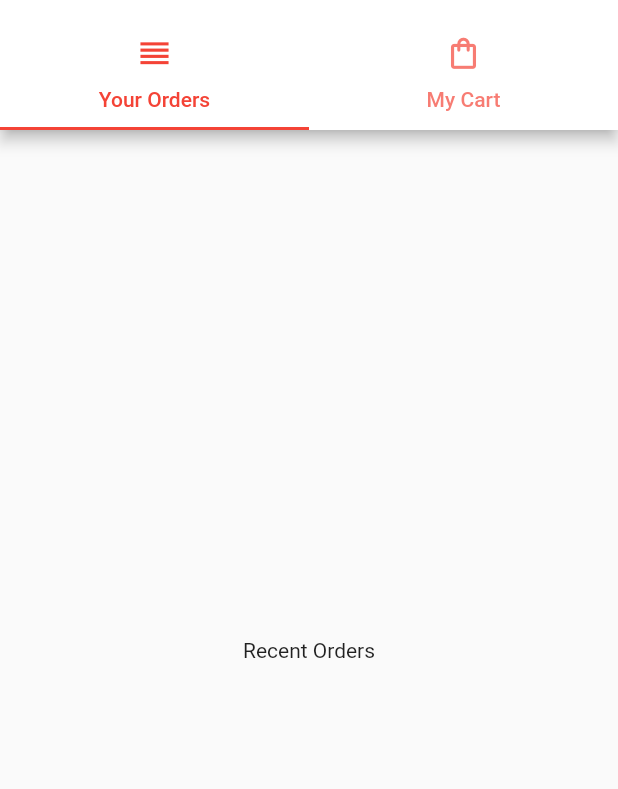
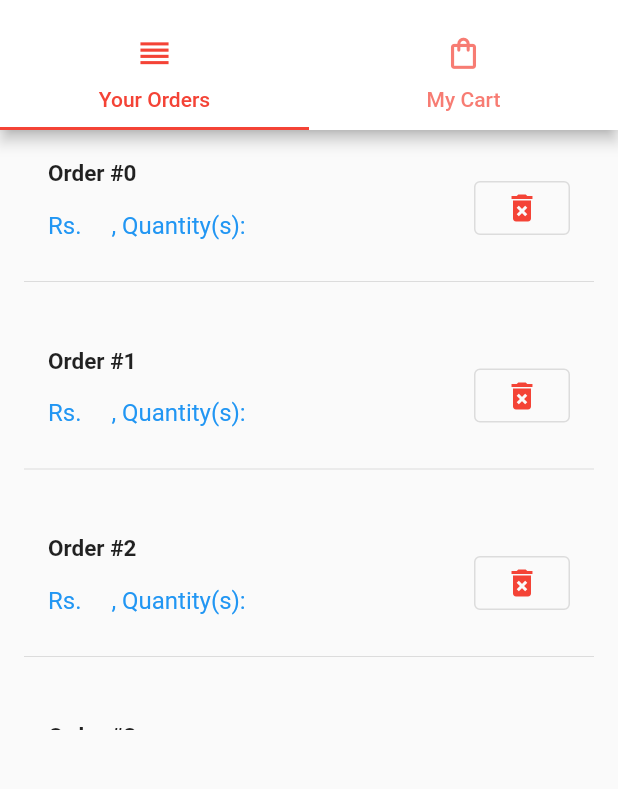
Before and after one commit to atyourdoorstep/at_your_doorstep-Ya_Ibrahim, a Flutter app: the CartMainPage screen opened directly, on a phone screen of 412 x 824 dp, the part 65-854 px from its top. Run offline on Flutter 3.47's test engine with Material 2 defaults, Android fonts, the phone set to English and light mode, and no system bars; our stand-ins replace dio, flutter_easyloading, font_awesome_flutter, image_picker, location, shared_preferences; missing offline and left inert: blobs; accounts and stored records are empty; network calls fail.

Commit message:
Working on OrdersList orderListPage.dart

```diff
--- a/lib/Screens/cartPage.dart
+++ b/lib/Screens/cartPage.dart
@@ -3,6 +3,7 @@ import 'package:at_your_doorstep/Help_Classes/Constants.dart';
 import 'package:at_your_doorstep/Help_Classes/api.dart';
 import 'package:at_your_doorstep/Help_Classes/buttonClass.dart';
 import 'package:at_your_doorstep/Help_Classes/specialSpinner.dart';
+import 'package:at_your_doorstep/Screens/orderListPage.dart';
 import 'package:flutter/cupertino.dart';
 import 'package:flutter/material.dart';
 import 'package:flutter_easyloading/flutter_easyloading.dart';
@@ -47,7 +48,7 @@ class _CartMainPageState extends State<CartMainPage> {
         ),
         body: TabBarView(
           children: [
-            Center(child: Text("Recent Orders")),
+            OrderInQueue(),
             AddCartPage(),
           ],
         ),
--- /dev/null
+++ b/lib/Screens/orderListPage.dart
@@ -0,0 +1,122 @@
+import 'dart:convert';
+import 'package:at_your_doorstep/Help_Classes/Constants.dart';
+import 'package:at_your_doorstep/Help_Classes/api.dart';
+import 'package:at_your_doorstep/Help_Classes/buttonClass.dart';
+import 'package:at_your_doorstep/Help_Classes/specialSpinner.dart';
+import 'package:flutter/cupertino.dart';
+import 'package:flutter/material.dart';
+import 'package:flutter_easyloading/flutter_easyloading.dart';
+
+class OrderInQueue extends StatefulWidget {
+  const OrderInQueue({Key? key}) : super(key: key);
+
+  @override
+  _OrderInQueueState createState() => _OrderInQueueState();
+}
+
+class _OrderInQueueState extends State<OrderInQueue> {
+
+  late bool executed;
+  late var orderItems;
+
+  @override
+  void initState() {
+    executed = false;
+    getOrderedItems();
+    super.initState();
+  }
+
+
+  @override
+  Widget build(BuildContext context) {
+    return Scaffold(
+      body: SingleChildScrollView(
+        child: Container(
+          child: Column(
+            children: <Widget>[
+              SizedBox(
+                height: 400,
+                child: ListView.builder(
+                  itemCount: 8,
+                  itemBuilder:(context , index){
+                    return GestureDetector(
+                      onTap: (){
+                        //showMsg(context, "Rs. ${cartItems[index]['item']['price']} , Quantity(s): ${cartItems[index]['quantity']}");
+                      },
+                      child: Center(
+                        child: Padding(
+                          padding: const EdgeInsets.all(8.0),
+                          child: Column(
+                            children: [
+                              ListTile(
+                                title: Column(
+                                  crossAxisAlignment: CrossAxisAlignment.start,
+                                  children: [
+                                    Padding(
+                                      padding: const EdgeInsets.all(8.0),
+                                      child: Text("Order #${index}",
+                                        overflow: TextOverflow.ellipsis,
+                                        maxLines: 2,
+                                        style: TextStyle(
+                                            color: Colors.black87, fontSize: 15.0, fontWeight: FontWeight.w700),),
+                                    ),
+                                    Row(
+                                      children: [
+                                        Padding(
+                                          padding: const EdgeInsets.all(8.0),
+                                          child: Text("Rs. ", style: TextStyle(
+                                            color: Colors.blue,
+                                          ),),
+                                        ),
+                                        Padding(
+                                          padding: const EdgeInsets.all(8.0),
+                                          child: Text(", Quantity(s): ", style: TextStyle(
+                                            color: Colors.blue,
+                                          ),),
+                                        ),
+                                      ],
+                                    ),
+                                  ],
+                                ),
+                                trailing: Padding(
+                                  padding: const EdgeInsets.all(8.0),
+                                  child: OutlinedButton(
+                                      onPressed: () {
+                                      },
+                                      child: Icon(Icons.delete_forever)),
+                                ),
+                              ),
+                              Padding(
+                                padding: const EdgeInsets.all(8.0),
+                                child: Divider(),
+                              ),
+                            ],
+                          ),
+                        ),
+                      ),
+                    );
+                  },
+                // )//:ListTile(title: Center(child: Text("No Order Place Yet!",
+                //   style: TextStyle(color: Colors.red),
+                // )),
+              )
+              ),
+            ],
+          ),
+        ),
+      ),
+    );
+  }
+  getOrderedItems() async {
+    orderItems={};
+    var res= await CallApi().postData({},'/getOrders');
+    var body =json.decode(res.body);
+    if(res.statusCode == 200){
+      setState(() {
+        orderItems = body['orders'];
+      });
+      print(orderItems.toString());
+      executed = true;
+    }
+  }
+}
```
